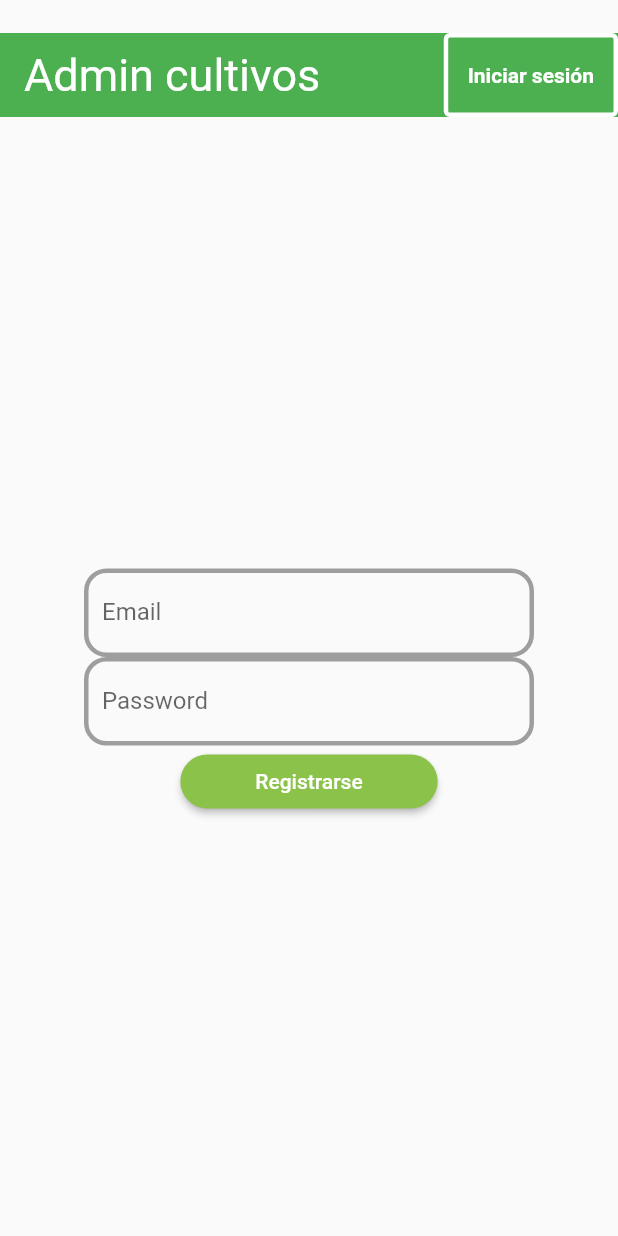
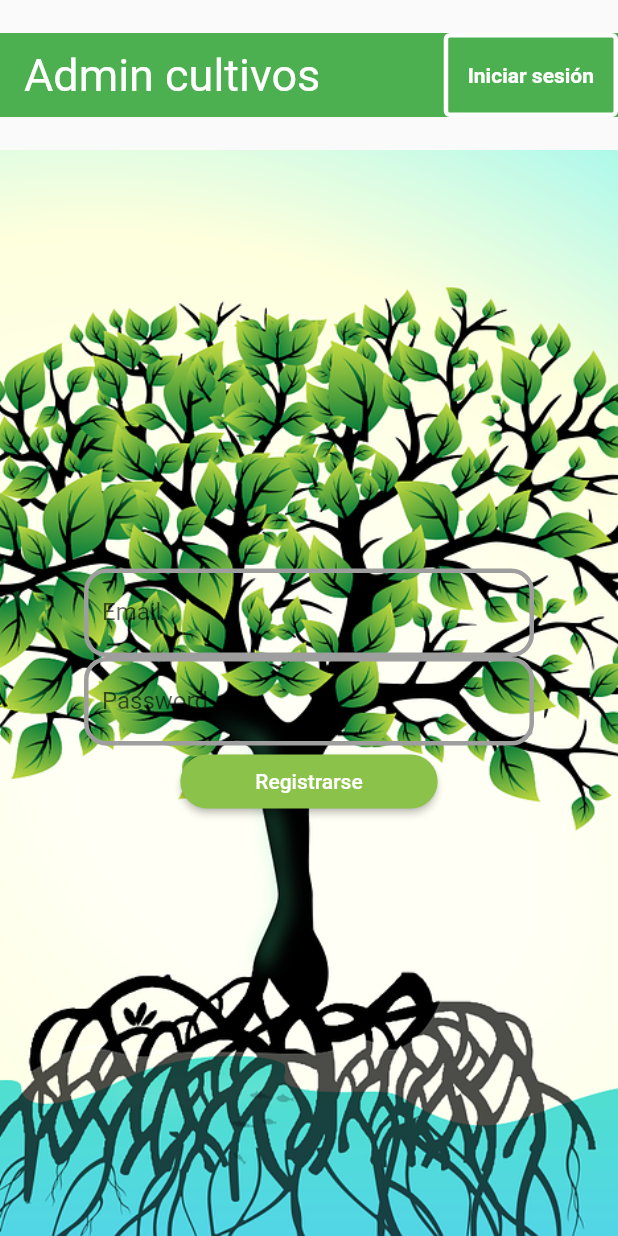
Before and after one commit to Juan-Gonzalez-Cuadros/administrador_cultivos, a Flutter app: the screen it shows after launch, on a phone screen of 412 x 824 dp. Run offline on Flutter 3.47's test engine with Material 2 defaults, Android fonts, the phone set to English and light mode, and no system bars; our stand-ins replace cloud_firestore, firebase_auth, firebase_core, firebase_storage, flutter_image_compress, image_cropper and 1 more; accounts and stored records are empty.

Commit message:
Update sign_up.dart

```diff
--- a/lib/sign_up.dart
+++ b/lib/sign_up.dart
@@ -137,7 +137,14 @@ class SignUpPage extends StatelessWidget {
               ]),
         ]),
       ),
-      body: Row(mainAxisAlignment: MainAxisAlignment.center, children: [
+      body: Container(
+        decoration: BoxDecoration(
+          image: DecorationImage(
+            image: AssetImage("lib/img/tree-picture.png"),
+            fit: BoxFit.cover,
+          ),
+        ),
+        child: Row(mainAxisAlignment: MainAxisAlignment.center, children: [
           Column(
             mainAxisAlignment: MainAxisAlignment.center,
             children: [
@@ -184,6 +191,7 @@ class SignUpPage extends StatelessWidget {
             ],
           ),
         ]),
+      ),
     );
   }
 }
```
Lines whose indentation alone changed are shown as unchanged.
